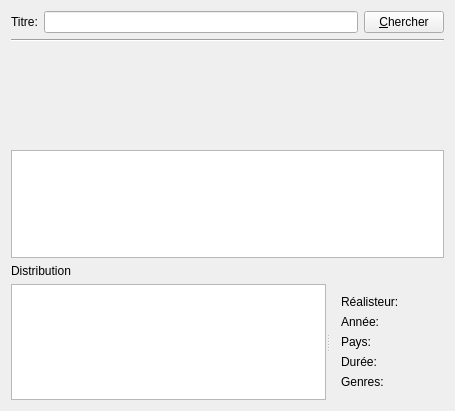
Old version of the form SimpleIMDB/SimpleIMDB/mainwindow.ui in the repository gnuvince/IFT2905-TP1.
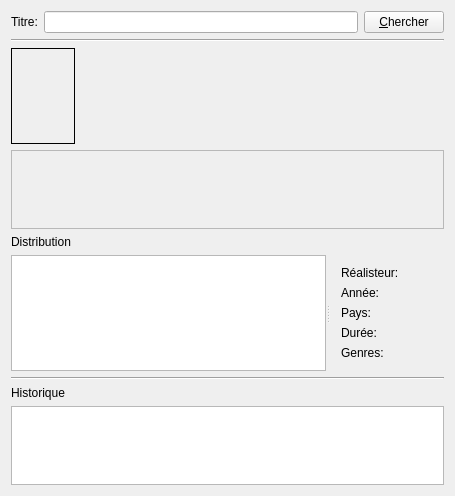
New version of the form.

Commit message: Added 'Movie not found' message boxes and history feature

```diff
--- a/SimpleIMDB/SimpleIMDB/mainwindow.ui
+++ b/SimpleIMDB/SimpleIMDB/mainwindow.ui
@@ -7,7 +7,7 @@
     <x>0</x>
     <y>0</y>
     <width>455</width>
-    <height>411</height>
+    <height>496</height>
    </rect>
   </property>
   <property name="sizePolicy">
@@ -82,10 +82,13 @@
           </property>
           <property name="minimumSize">
            <size>
-            <width>0</width>
+            <width>64</width>
             <height>96</height>
            </size>
           </property>
+          <property name="frameShape">
+           <enum>QFrame::Box</enum>
+          </property>
           <property name="text">
            <string/>
           </property>
@@ -141,7 +144,11 @@
        </layout>
       </item>
       <item>
-       <widget class="QPlainTextEdit" name="film_plot"/>
+       <widget class="QPlainTextEdit" name="film_plot">
+        <property name="enabled">
+         <bool>false</bool>
+        </property>
+       </widget>
       </item>
      </layout>
     </item>
@@ -238,6 +245,27 @@
       </item>
      </layout>
     </item>
+    <item>
+     <widget class="Line" name="line_2">
+      <property name="orientation">
+       <enum>Qt::Horizontal</enum>
+      </property>
+     </widget>
+    </item>
+    <item>
+     <widget class="QLabel" name="label_8">
+      <property name="text">
+       <string>Historique</string>
+      </property>
+     </widget>
+    </item>
+    <item>
+     <widget class="QListWidget" name="history">
+      <property name="flow">
+       <enum>QListView::TopToBottom</enum>
+      </property>
+     </widget>
+    </item>
    </layout>
   </widget>
  </widget>
```
The commit also changes 6 other files.
